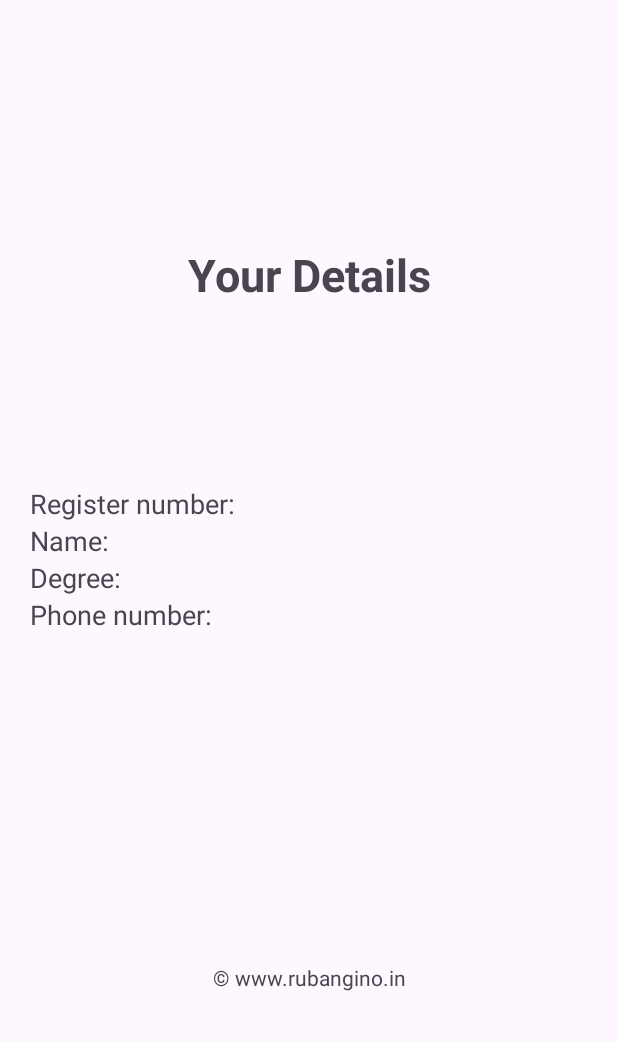
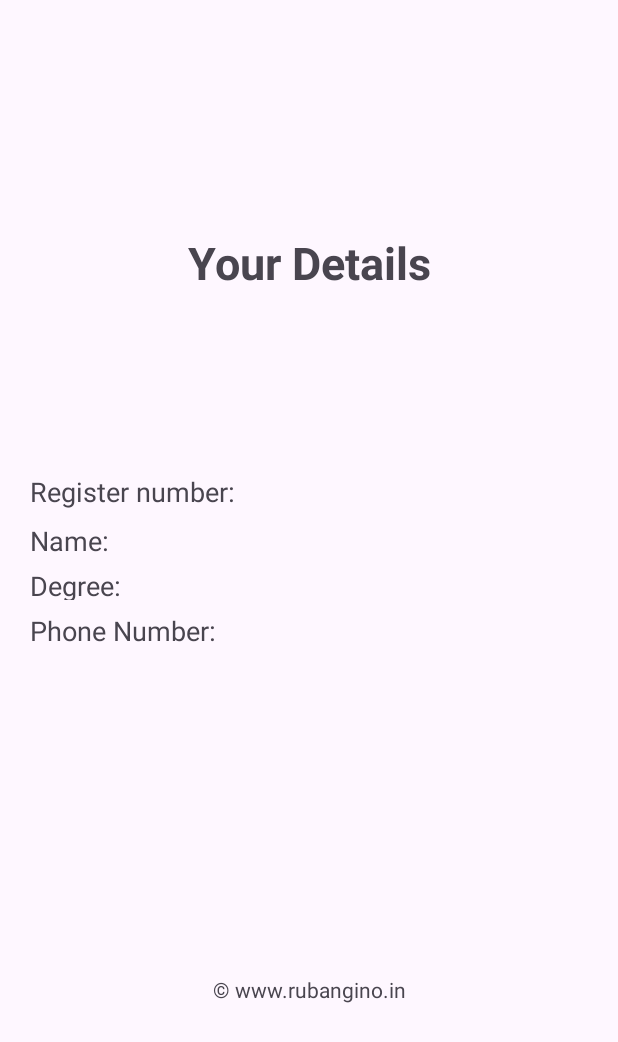
Before and after one commit to Ruban2205/mobile-application-development-android, an Android app: the resultActivity screen opened directly, with no data from a screen before it, on a phone screen of 412 x 824 dp. Shown: the top 1042 px of the screen. Run offline under Robolectric (Android 15) with nearby library versions, the phone set to English and light mode, and no system bars.

Commit message:
COMPLETE app | ADD Strings

```diff
--- a/2_StudentDatawithIntent/app/src/main/res/layout/activity_result.xml
+++ b/2_StudentDatawithIntent/app/src/main/res/layout/activity_result.xml
@@ -11,7 +11,7 @@
     <TextView
         android:layout_width="match_parent"
         android:layout_height="wrap_content"
-        android:text="Your Details"
+        android:text="@string/your_title"
         android:textStyle="bold"
         android:textSize="30sp"
         android:layout_marginBottom="100dp"
@@ -36,7 +36,7 @@
             <TextView
                 android:layout_width="300dp"
                 android:layout_height="wrap_content"
-                android:text="Register number: "
+                android:text="@string/register_number"
                 android:layout_weight="1"
                 android:textSize="18sp"
                 />
@@ -45,7 +45,7 @@
                 android:id="@+id/regno_result"
                 android:layout_width="match_parent"
                 android:layout_height="wrap_content"
-                android:text="registerNumber"
+                android:text="@string/reg_result"
                 android:layout_weight="1"
                 android:textSize="18sp"
                 />
@@ -62,8 +62,9 @@
             <TextView
                 android:layout_width="300dp"
                 android:layout_height="wrap_content"
-                android:text="Name: "
+                android:text="@string/name"
                 android:layout_weight="1"
+                android:layout_marginTop="5dp"
                 android:textSize="18sp"
                 />
 
@@ -71,7 +72,8 @@
                 android:id="@+id/name_result"
                 android:layout_width="match_parent"
                 android:layout_height="wrap_content"
-                android:text="nameResult"
+                android:text="@string/name_result"
+                android:layout_marginTop="5dp"
                 android:layout_weight="1"
                 android:textSize="18sp"
                 />
@@ -88,8 +90,9 @@
             <TextView
                 android:layout_width="300dp"
                 android:layout_height="wrap_content"
-                android:text="Degree: "
+                android:text="@string/degree"
                 android:layout_weight="1"
+                android:layout_marginTop="5dp"
                 android:textSize="18sp"
                 />
 
@@ -97,8 +100,9 @@
                 android:id="@+id/degree_result"
                 android:layout_width="match_parent"
                 android:layout_height="wrap_content"
-                android:text="registerNumber"
+                android:text="@string/deg_result"
                 android:layout_weight="1"
+                android:layout_marginTop="5dp"
                 android:textSize="18sp"
                 />
 
@@ -114,18 +118,20 @@
             <TextView
                 android:layout_width="300dp"
                 android:layout_height="wrap_content"
-                android:text="Phone number: "
+                android:text="@string/ph_no"
                 android:layout_weight="1"
                 android:textSize="18sp"
+                android:layout_marginTop="5dp"
                 />
 
             <TextView
                 android:id="@+id/phno_result"
                 android:layout_width="match_parent"
                 android:layout_height="wrap_content"
-                android:text="phoneNumber"
+                android:text="@string/phno_result"
                 android:layout_weight="1"
                 android:textSize="18sp"
+                android:layout_marginTop="5dp"
                 />
 
         </LinearLayout>
@@ -135,8 +141,10 @@
     <TextView
         android:layout_width="match_parent"
         android:layout_height="wrap_content"
-        android:text="© www.rubangino.in"
+        android:text="@string/copyright"
         android:layout_marginTop="200dp"
+        android:layout_marginLeft="10dp"
+        android:layout_marginRight="10dp"
         android:gravity="center"
         />
 
--- a/2_StudentDatawithIntent/app/src/main/res/values/strings.xml
+++ b/2_StudentDatawithIntent/app/src/main/res/values/strings.xml
@@ -1,5 +1,31 @@
 <resources>
     <string name="app_name">StudentDatawithIntent</string>
 
+    <!--Main Activity-->
     <string name="home_title">Student Details</string>
+    <string name="registerno_prompt">Enter your Register Number</string>
+    <string name="fullname_prompt">Enter your Full Name:</string>
+    <string name="degree_prompt">Enter your Degree:</string>
+    <string name="mobileno_prompt">Enter your Mobile number:</string>
+
+    <string name="submit_button">Submit</string>
+
+    <string name="copyright">© www.rubangino.in</string>
+
+
+    <!--Your Details Activity-->
+    <string name="your_title">Your Details</string>
+
+    <string name="register_number">Register number:</string>
+    <string name="reg_result">registerNumber</string>
+
+    <string name="name">Name: </string>
+    <string name="name_result">nameResult</string>
+
+    <string name="degree">Degree:</string>
+    <string name="deg_result">degreeResult</string>
+
+    <string name="ph_no">Phone Number:</string>
+    <string name="phno_result">phoneNumberResult</string>
+
 </resources>
```
Also changed, not shown: 2_StudentDatawithIntent/app/src/main/res/layout/activity_main.xml (+9 -6 lines).
